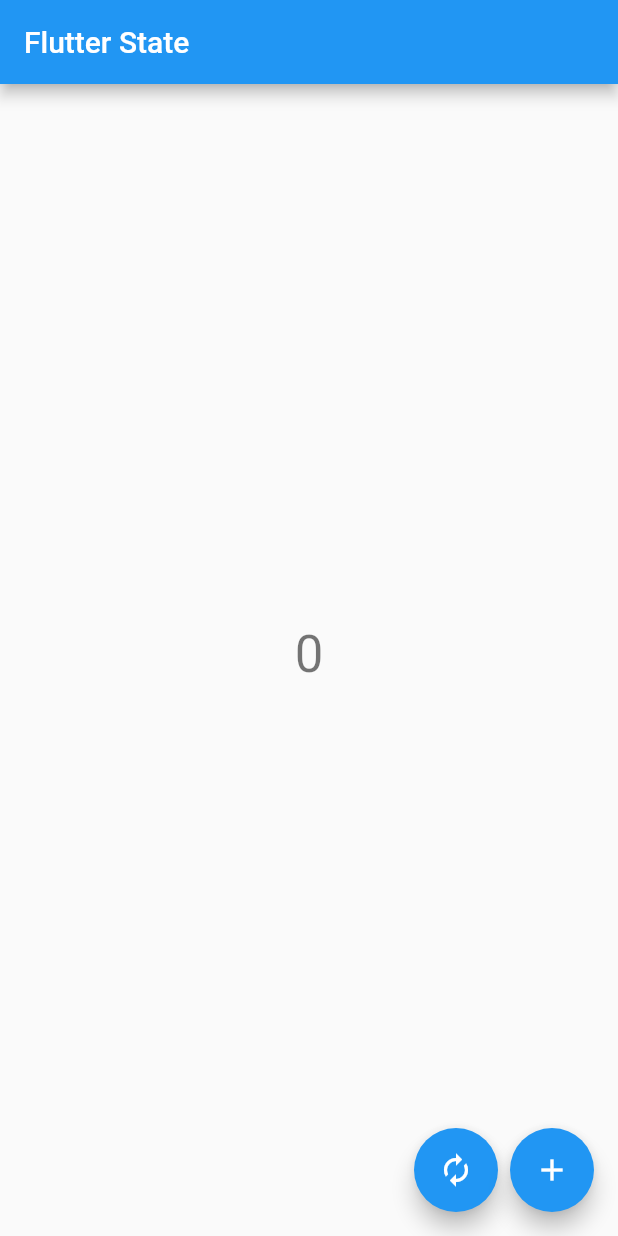
After one commit to aghnyap/state_app, a Flutter app: the screen it shows after launch, after a tap on the "autorenew" icon, on a phone screen of 412 x 824 dp. The commit adds this screen. Run offline on Flutter 3.47's test engine with Material 2 defaults, Android fonts, the phone set to English and light mode, and no system bars.

Commit message:
Implement inherited widget as state provider

```diff
--- /dev/null
+++ b/lib/presentation/counter_view_model.dart
@@ -0,0 +1,19 @@
+import 'package:flutter/material.dart';
+import 'package:state_app/domain/counter.dart';
+
+class CounterViewModel extends ChangeNotifier {
+  final _counter = Counter();
+
+  int _count = 0;
+  int get count => _count;
+
+  void increment() {
+    _count = _counter.increment(_count);
+    notifyListeners();
+  }
+
+  void reset() {
+    _count = _counter.reset();
+    notifyListeners();
+  }
+}
--- /dev/null
+++ b/lib/util/state_provider.dart
@@ -0,0 +1,21 @@
+import 'package:flutter/widgets.dart';
+
+class StateProvider extends InheritedWidget {
+  const StateProvider({
+    Key? key,
+    required this.count,
+    required this.child,
+  }) : super(key: key, child: child);
+
+  final int count;
+  final Widget child;
+
+  static StateProvider? of(BuildContext context) {
+    return context.dependOnInheritedWidgetOfExactType<StateProvider>();
+  }
+
+  @override
+  bool updateShouldNotify(StateProvider oldWidget) {
+    return true;
+  }
+}
--- a/lib/view/home_page.dart
+++ b/lib/view/home_page.dart
@@ -1,6 +1,7 @@
 import 'package:flutter/material.dart';
 import 'package:flutter/widgets.dart';
-import 'package:state_app/domain/counter.dart';
+import 'package:state_app/presentation/counter_view_model.dart';
+import 'package:state_app/util/state_provider.dart';
 
 class HomePage extends StatefulWidget {
   HomePage({Key? key, required this.title}) : super(key: key);
@@ -12,41 +13,28 @@ class HomePage extends StatefulWidget {
 }
 
 class _HomePageState extends State<HomePage> {
-  final _counter = Counter();
+  final _counter = CounterViewModel();
   int _count = 0;
-
-  void _incrementCounter() {
-    setState(() {
-      _count = _counter.increment(_count);
-    });
-  }
-
-  void _resetCounter() {
-    setState(() {
-      _count = _counter.reset();
-    });
-  }
 
   @override
   Widget build(BuildContext context) {
-    return Scaffold(
+    _counter.addListener(() {
+      setState(() {
+        _count = _counter.count;
+      });
+    });
+
+    return StateProvider(
+      count: _count,
+      child: Scaffold(
         appBar: AppBar(title: Text(widget.title)),
         body: Center(
           child: Column(
             mainAxisAlignment: MainAxisAlignment.center,
             children: <Widget>[
-            Text(
-              '$_count',
-              style: Theme.of(context).textTheme.headline4,
-            ),
+              CounterTextWidget(),
               SizedBox(height: 8),
-            Row(
-              mainAxisAlignment: MainAxisAlignment.center,
-              children: List.generate(
-                _count ~/ 5,
-                (_) => Icon(Icons.military_tech),
-              ).toList(),
-            )
+              TallyMarksWidget()
             ],
           ),
         ),
@@ -54,16 +42,48 @@ class _HomePageState extends State<HomePage> {
           mainAxisAlignment: MainAxisAlignment.end,
           children: <Widget>[
             FloatingActionButton(
-            onPressed: _resetCounter,
+              onPressed: _counter.reset,
               child: Icon(Icons.autorenew),
             ),
             SizedBox(width: 8),
             FloatingActionButton(
-            onPressed: _incrementCounter,
+              onPressed: _counter.increment,
               child: Icon(Icons.add),
             ),
           ],
         ),
+      ),
     );
   }
 }
+
+class TallyMarksWidget extends StatelessWidget {
+  const TallyMarksWidget({Key? key}) : super(key: key);
+
+  @override
+  Widget build(BuildContext context) {
+    int _count = StateProvider.of(context)?.count ?? 0;
+
+    return Row(
+      mainAxisAlignment: MainAxisAlignment.center,
+      children: List.generate(
+        _count ~/ 5,
+        (_) => Icon(Icons.military_tech),
+      ).toList(),
+    );
+  }
+}
+
+class CounterTextWidget extends StatelessWidget {
+  const CounterTextWidget({Key? key}) : super(key: key);
+
+  @override
+  Widget build(BuildContext context) {
+    int _count = StateProvider.of(context)?.count ?? 0;
+
+    return Text(
+      '$_count',
+      style: Theme.of(context).textTheme.headline4,
+    );
+  }
+}
```
Also changed, not shown: 2 other files. Lines whose indentation alone changed are shown as unchanged.
